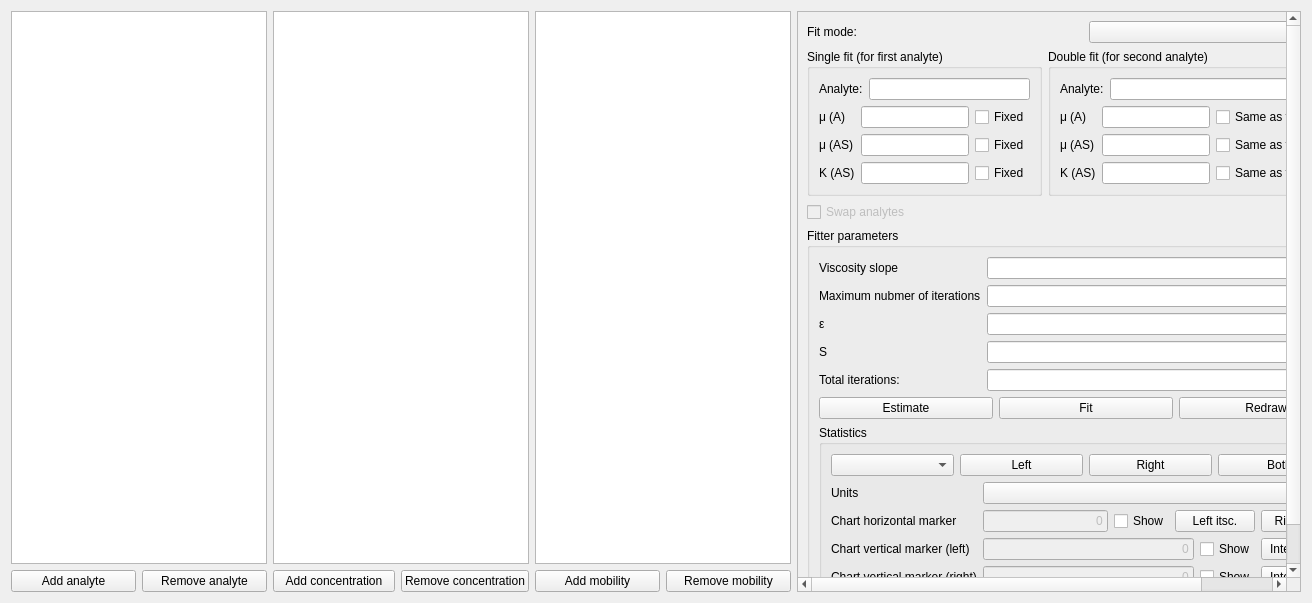
First picture: the form in src/gui/hyperbolefitwidget.ui, repository echmet/CEval, before the edit.
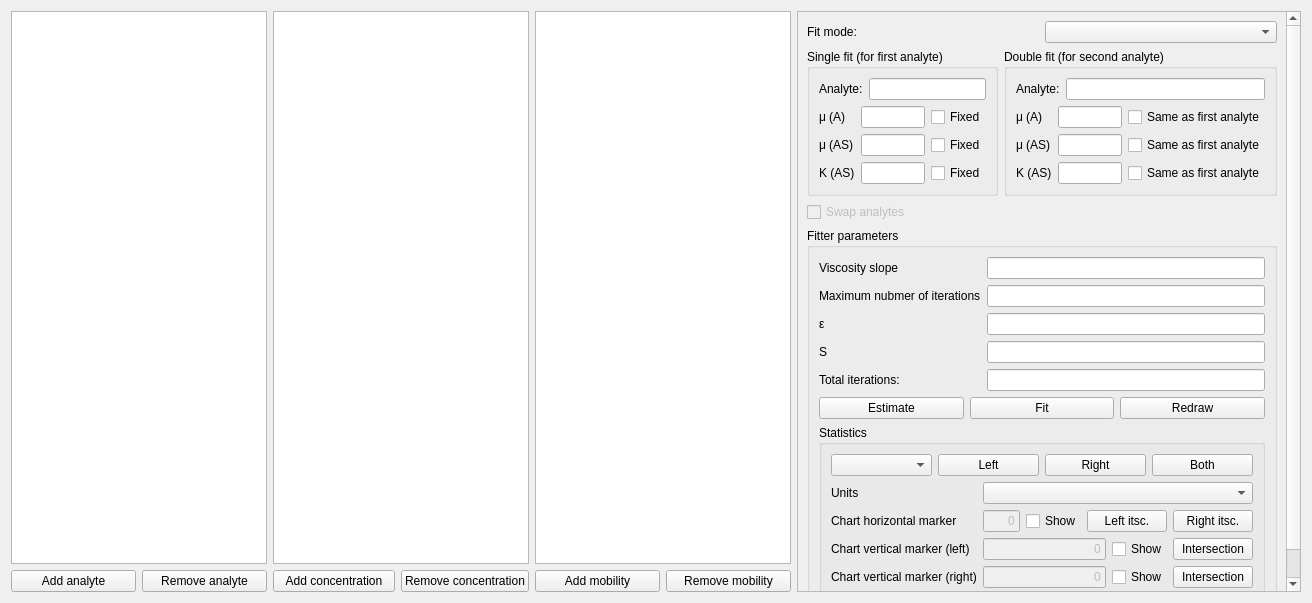
Second picture: the form after the edit. Custom widgets are drawn as their Qt base class.

Commit message: Set minimum width of the fitting and stats controls pane to eliminate the vertical scroll bar

The edit to the form file:
```diff
--- a/src/gui/hyperbolefitwidget.ui
+++ b/src/gui/hyperbolefitwidget.ui
@@ -6,7 +6,7 @@
    <rect>
     <x>0</x>
     <y>0</y>
-    <width>1127</width>
+    <width>1278</width>
     <height>603</height>
    </rect>
   </property>
@@ -134,11 +134,20 @@
    <item>
     <widget class="QScrollArea" name="scrollArea">
      <property name="sizePolicy">
-      <sizepolicy hsizetype="MinimumExpanding" vsizetype="Expanding">
+      <sizepolicy hsizetype="Minimum" vsizetype="Expanding">
        <horstretch>0</horstretch>
        <verstretch>0</verstretch>
       </sizepolicy>
      </property>
+     <property name="verticalScrollBarPolicy">
+      <enum>Qt::ScrollBarAsNeeded</enum>
+     </property>
+     <property name="horizontalScrollBarPolicy">
+      <enum>Qt::ScrollBarAlwaysOff</enum>
+     </property>
+     <property name="sizeAdjustPolicy">
+      <enum>QAbstractScrollArea::AdjustIgnored</enum>
+     </property>
      <property name="widgetResizable">
       <bool>true</bool>
      </property>
@@ -146,13 +155,13 @@
       <property name="geometry">
        <rect>
         <x>0</x>
-        <y>-237</y>
-        <width>640</width>
-        <height>804</height>
+        <y>0</y>
+        <width>471</width>
+        <height>591</height>
        </rect>
       </property>
       <property name="sizePolicy">
-       <sizepolicy hsizetype="MinimumExpanding" vsizetype="Preferred">
+       <sizepolicy hsizetype="Preferred" vsizetype="Preferred">
         <horstretch>0</horstretch>
         <verstretch>0</verstretch>
        </sizepolicy>
```
Left out of the diff: 6 changed lines with no effect on the pictures. The commit also changes 5 other files.
